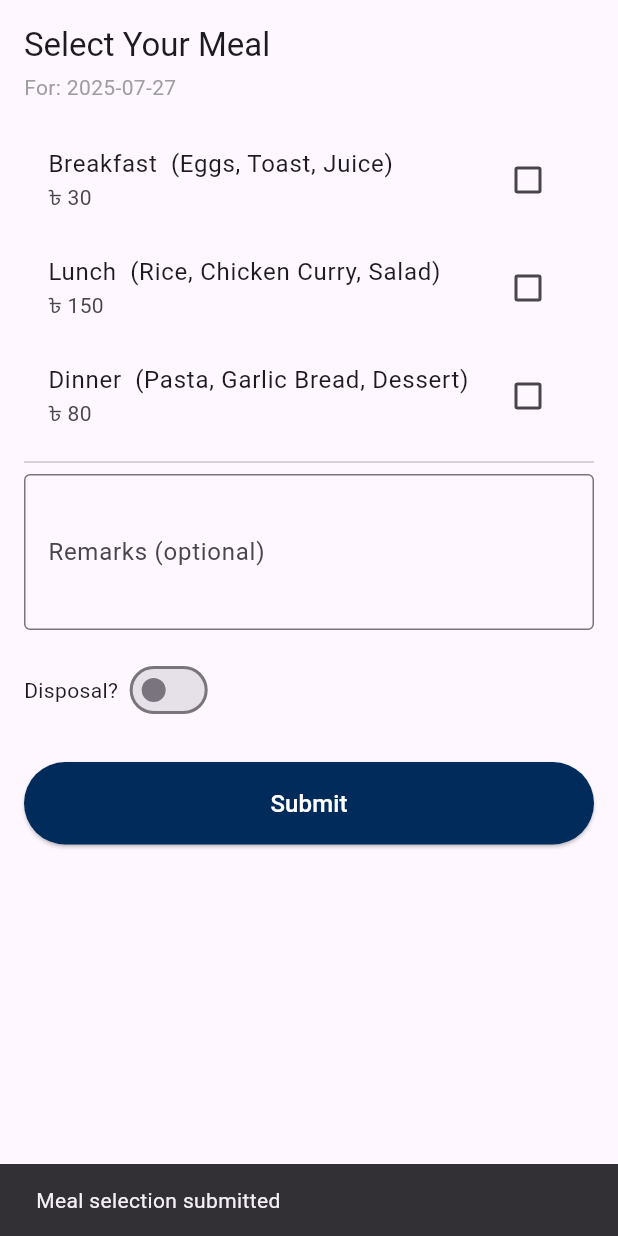
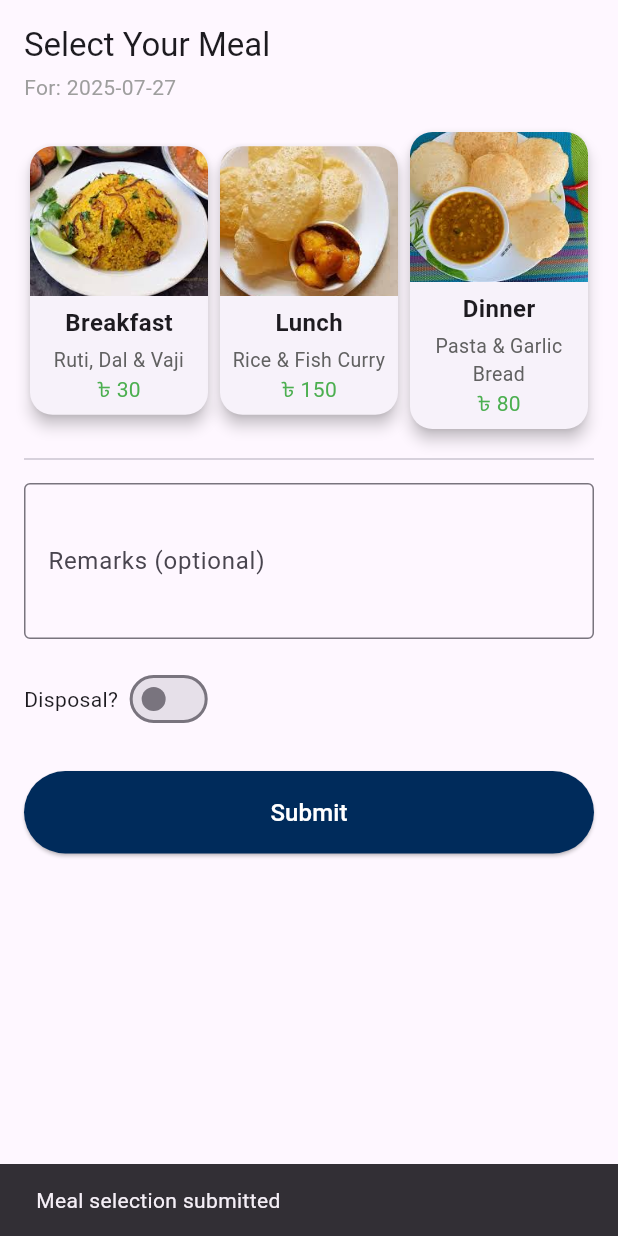
Before and after one commit to refath2024/Smart_mess, a Flutter app: the MealInOutScreen screen opened directly, after a tap on "Submit", on a phone screen of 412 x 824 dp. Run offline on Flutter 3.47's test engine with Material 3 defaults, Android fonts, the phone set to English and light mode, and no system bars; our stand-ins replace animated_splash_screen, image_picker.

Commit message:
meal in out updated

```diff
--- a/lib/screens/user/meal_in_out_screen.dart
+++ b/lib/screens/user/meal_in_out_screen.dart
@@ -8,9 +8,7 @@ class MealInOutScreen extends StatefulWidget {
 }
 
 class _MealInOutScreenState extends State<MealInOutScreen> {
-  final _breakfast = ValueNotifier<bool>(false);
-  final _lunch = ValueNotifier<bool>(false);
-  final _dinner = ValueNotifier<bool>(false);
+  final Set<int> _selectedMeals = {}; // Updated to support multiple selections
   final _remarksController = TextEditingController();
 
   bool _disposalYes = false;
@@ -55,17 +53,13 @@ class _MealInOutScreenState extends State<MealInOutScreen> {
   void _submit() {
     final data = {
       'date': _mealDate,
-      'breakfast': _breakfast.value ? 'Yes' : 'No',
-      'lunch': _lunch.value ? 'Yes' : 'No',
-      'dinner': _dinner.value ? 'Yes' : 'No',
+      'selectedMeals': _selectedMeals.toList(),
       'remarks': _remarksController.text.trim(),
       'disposal': _disposalYes,
       'disposalType': _disposalYes ? _disposalType : 'No',
       'from': _disposalYes ? _fromDate?.toIso8601String() : null,
       'to': _disposalYes ? _toDate?.toIso8601String() : null,
     };
-
-    // TODO: Submit this to your backend
 
     ScaffoldMessenger.of(
       context,
@@ -74,9 +68,6 @@ class _MealInOutScreenState extends State<MealInOutScreen> {
 
   @override
   void dispose() {
-    _breakfast.dispose();
-    _lunch.dispose();
-    _dinner.dispose();
     _remarksController.dispose();
     super.dispose();
   }
@@ -84,6 +75,27 @@ class _MealInOutScreenState extends State<MealInOutScreen> {
   @override
   Widget build(BuildContext context) {
     final textTheme = Theme.of(context).textTheme;
+
+    final meals = [
+      {
+        'label': 'Breakfast',
+        'image': 'assets/1.png',
+        'name': 'Ruti, Dal & Vaji',
+        'price': '৳ 30'
+      },
+      {
+        'label': 'Lunch',
+        'image': 'assets/2.png',
+        'name': 'Rice & Fish Curry',
+        'price': '৳ 150'
+      },
+      {
+        'label': 'Dinner',
+        'image': 'assets/3.png',
+        'name': 'Pasta & Garlic Bread',
+        'price': '৳ 80'
+      },
+    ];
 
     return Scaffold(
       body: SafeArea(
@@ -99,37 +111,74 @@ class _MealInOutScreenState extends State<MealInOutScreen> {
             Text("For: $_mealDate", style: const TextStyle(color: Colors.grey)),
             const SizedBox(height: 16),
 
-            // Meal options
-            ValueListenableBuilder<bool>(
-              valueListenable: _breakfast,
-              builder: (_, val, __) => CheckboxListTile(
-                title: const Text("Breakfast  (Eggs, Toast, Juice)"),
-                subtitle: const Text("৳ 30"),
-                value: val,
-                onChanged: (v) => _breakfast.value = v ?? false,
-              ),
+            Row(
+              children: List.generate(meals.length, (index) {
+                final meal = meals[index];
+                final isSelected = _selectedMeals.contains(index);
+
+                return Expanded(
+                  child: GestureDetector(
+                    onTap: () {
+                      setState(() {
+                        if (isSelected) {
+                          _selectedMeals.remove(index);
+                        } else {
+                          _selectedMeals.add(index);
+                        }
+                      });
+                    },
+                    child: Card(
+                      elevation: 4,
+                      shape: RoundedRectangleBorder(
+                        borderRadius: BorderRadius.circular(15),
+                        side: BorderSide(
+                          color: isSelected ? Colors.blue : Colors.transparent,
+                          width: 2,
+                        ),
+                      ),
+                      child: Column(
+                        children: [
+                          ClipRRect(
+                            borderRadius: const BorderRadius.vertical(top: Radius.circular(15)),
+                            child: Image.asset(
+                              meal['image']!,
+                              height: 100,
+                              width: double.infinity,
+                              fit: BoxFit.cover,
+                            ),
+                          ),
+                          Padding(
+                            padding: const EdgeInsets.symmetric(horizontal: 8, vertical: 6),
+                            child: Column(
+                              children: [
+                                Text(
+                                  meal['label']!,
+                                  style: const TextStyle(
+                                      fontWeight: FontWeight.bold, fontSize: 16),
+                                ),
+                                const SizedBox(height: 4),
+                                Text(
+                                  meal['name']!,
+                                  style: TextStyle(fontSize: 13, color: Colors.grey.shade700),
+                                  textAlign: TextAlign.center,
+                                ),
+                                Text(
+                                  meal['price']!,
+                                  style: const TextStyle(color: Colors.green),
+                                ),
+                              ],
+                            ),
+                          ),
+                        ],
+                      ),
+                    ),
+                  ),
+                );
+              }),
             ),
-            ValueListenableBuilder<bool>(
-              valueListenable: _lunch,
-              builder: (_, val, __) => CheckboxListTile(
-                title: const Text("Lunch  (Rice, Chicken Curry, Salad)"),
-                subtitle: const Text("৳ 150"),
-                value: val,
-                onChanged: (v) => _lunch.value = v ?? false,
-              ),
-            ),
-            ValueListenableBuilder<bool>(
-              valueListenable: _dinner,
-              builder: (_, val, __) => CheckboxListTile(
-                title: const Text("Dinner  (Pasta, Garlic Bread, Dessert)"),
-                subtitle: const Text("৳ 80"),
-                value: val,
-                onChanged: (v) => _dinner.value = v ?? false,
-              ),
-            ),
-            const Divider(),
 
-            // Remarks
+            const Divider(height: 32),
+
             TextField(
               controller: _remarksController,
               decoration: const InputDecoration(
@@ -141,7 +190,6 @@ class _MealInOutScreenState extends State<MealInOutScreen> {
 
             const SizedBox(height: 16),
 
-            // Disposal switch
             Row(
               children: [
                 const Text("Disposal? "),
```
